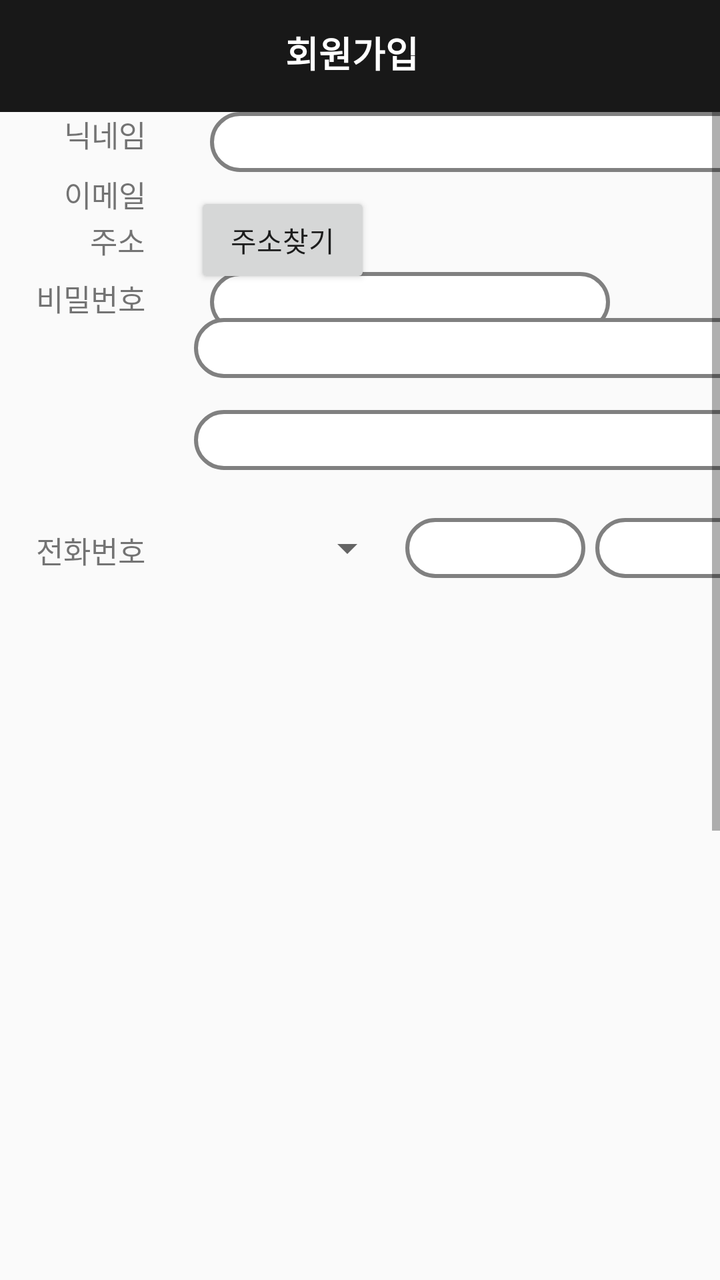
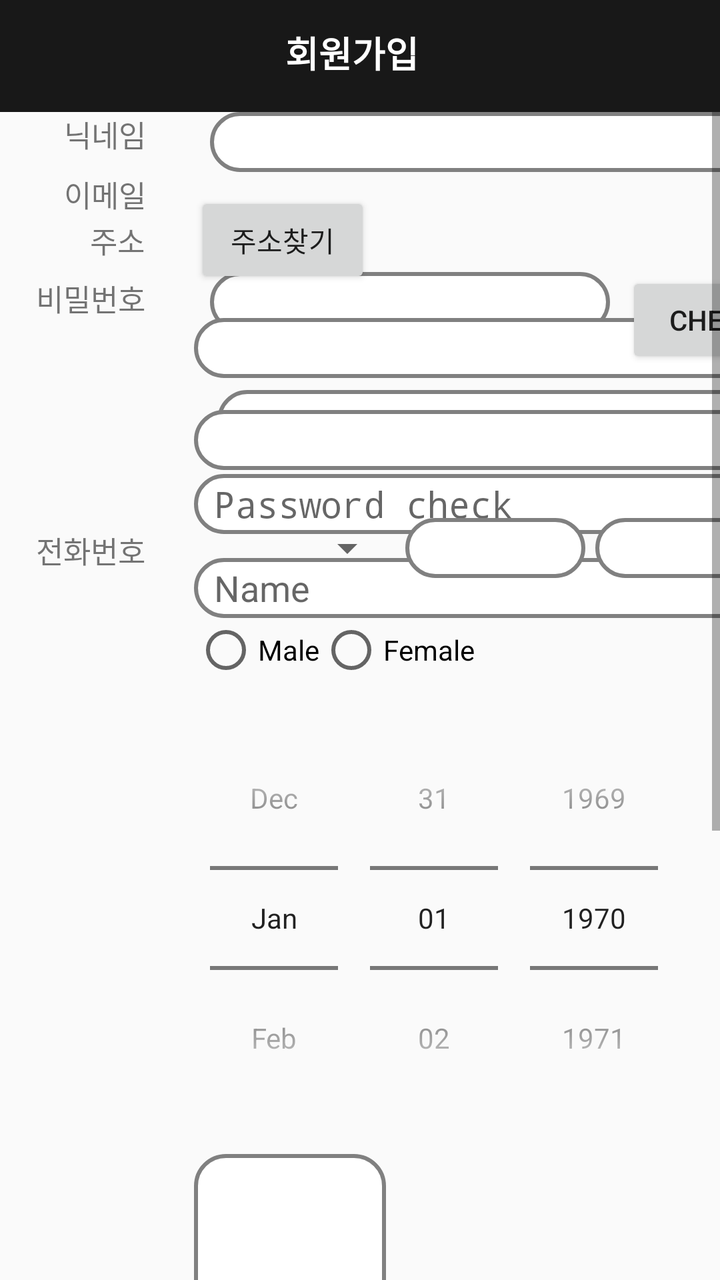

An Android layout rendered at two revisions. The XML below is the earlier revision; the diff shows what the commit changed to produce the second picture.
<!-- AndroidManifest.xml: activity theme AppTheme.NoActionBar -->
<!-- res/layout/activity_register.xml -->
<?xml version="1.0" encoding="utf-8"?>
<androidx.constraintlayout.widget.ConstraintLayout xmlns:android="http://schemas.android.com/apk/res/android"
    xmlns:app="http://schemas.android.com/apk/res-auto"
    xmlns:tools="http://schemas.android.com/tools"
    android:layout_width="match_parent"
    android:layout_height="match_parent">

    <androidx.appcompat.widget.Toolbar
        android:id="@+id/toolbar2"
        android:layout_width="match_parent"
        android:layout_height="wrap_content"
        android:background="?attr/colorPrimary"
        android:minHeight="?attr/actionBarSize"
        android:theme="?attr/actionBarTheme"
        app:layout_constraintTop_toTopOf="parent" />

    <TextView
        android:id="@+id/textView22"
        android:layout_width="75dp"
        android:layout_height="wrap_content"
        android:layout_marginTop="13dp"
        android:foregroundGravity="center"
        android:text="회원가입"
        android:textColor="#FFFFFF"
        android:textSize="18sp"
        android:textStyle="bold"
        app:layout_constraintEnd_toEndOf="@+id/toolbar2"
        app:layout_constraintStart_toStartOf="parent"
        app:layout_constraintTop_toTopOf="parent" />

    <ScrollView
        android:id="@+id/scrollView3"
        android:layout_width="match_parent"
        android:layout_height="wrap_content"
        app:layout_constraintStart_toStartOf="parent"
        app:layout_constraintTop_toBottomOf="@id/toolbar2">

        <LinearLayout
            android:layout_width="match_parent"
            android:layout_height="wrap_content"
            android:orientation="vertical">

            <androidx.constraintlayout.widget.ConstraintLayout
                android:layout_width="match_parent"
                android:layout_height="1100dp">

                <TextView
                    android:id="@+id/textView21"
                    android:layout_width="wrap_content"
                    android:layout_height="wrap_content"
                    android:layout_marginStart="32dp"
                    android:layout_marginTop="30dp"
                    android:text="이메일"
                    android:textSize="15sp"
                    app:layout_constraintStart_toStartOf="parent"
                    app:layout_constraintTop_toTopOf="parent" />


                <EditText
                    android:id="@+id/editText2"
                    android:layout_width="200dp"
                    android:layout_height="30dp"
                    android:layout_marginStart="32dp"
                    android:layout_marginTop="80dp"
                    android:background="@drawable/rec_button"
                    android:ems="10"
                    android:inputType="textPersonName"
                    android:paddingLeft="10dp"
                    app:layout_constraintStart_toEndOf="@+id/textView21"
                    app:layout_constraintTop_toTopOf="parent" />

                <TextView
                    android:id="@+id/textView24"
                    android:layout_width="wrap_content"
                    android:layout_height="wrap_content"
                    android:layout_marginStart="18dp"
                    android:layout_marginTop="30dp"
                    android:text="비밀번호"
                    android:textSize="15sp"
                    app:layout_constraintStart_toStartOf="parent"
                    app:layout_constraintTop_toBottomOf="@+id/textView21" />


                <EditText
                    android:id="@+id/editText3"
                    android:layout_width="295dp"
                    android:layout_height="30dp"
                    android:layout_marginStart="36dp"
                    android:layout_marginTop="11dp"
                    android:background="@drawable/rec_button"
                    android:ems="10"
                    android:inputType="textPassword"
                    android:paddingLeft="10dp"
                    app:layout_constraintStart_toEndOf="@+id/textView24"
                    app:layout_constraintTop_toBottomOf="@+id/button2" />

                <TextView
                    android:id="@+id/textView28"
                    android:layout_width="wrap_content"
                    android:layout_height="wrap_content"
                    android:layout_marginStart="32dp"
                    android:text="닉네임"
                    android:textSize="15sp"
                    app:layout_constraintStart_toStartOf="parent"
                    tools:layout_editor_absoluteY="236dp" />

                <EditText
                    android:id="@+id/editText9"
                    android:layout_width="295dp"
                    android:layout_height="30dp"
                    android:layout_marginStart="32dp"
                    android:background="@drawable/rec_button"
                    android:ems="10"
                    android:inputType="textPersonName"
                    android:paddingLeft="10dp"
                    app:layout_constraintStart_toEndOf="@+id/textView28"
                    tools:layout_editor_absoluteY="234dp" />

                <TextView
                    android:id="@+id/textView29"
                    android:layout_width="wrap_content"
                    android:layout_height="wrap_content"
                    android:layout_marginStart="45dp"
                    android:layout_marginTop="31dp"
                    android:text="주소"
                    android:textSize="15sp"
                    app:layout_constraintStart_toStartOf="parent"
                    app:layout_constraintTop_toBottomOf="@+id/textView28" />

                <Button
                    android:id="@+id/button4"
                    android:layout_width="wrap_content"
                    android:layout_height="wrap_content"
                    android:layout_marginStart="25dp"
                    android:layout_marginTop="10dp"
                    android:text="주소찾기"
                    app:layout_constraintStart_toEndOf="@+id/textView29"
                    app:layout_constraintTop_toBottomOf="@+id/editText9" />

                <EditText
                    android:id="@+id/editText11"
                    android:layout_width="295dp"
                    android:layout_height="30dp"
                    android:layout_marginStart="97dp"
                    android:layout_marginTop="15dp"
                    android:background="@drawable/rec_button"
                    android:ems="10"
                    android:inputType="textPersonName"
                    android:paddingLeft="10dp"
                    android:textSize="10sp"
                    app:layout_constraintStart_toStartOf="parent"
                    app:layout_constraintTop_toBottomOf="@+id/button4" />

                <EditText
                    android:id="@+id/editText12"
                    android:layout_width="295dp"
                    android:layout_height="30dp"
                    android:layout_marginStart="97dp"
                    android:layout_marginTop="16dp"
                    android:background="@drawable/rec_button"
                    android:ems="10"
                    android:inputType="textPersonName"
                    android:paddingLeft="10dp"
                    app:layout_constraintStart_toStartOf="parent"
                    app:layout_constraintTop_toBottomOf="@+id/editText11" />

                <TextView
                    android:id="@+id/textView30"
                    android:layout_width="wrap_content"
                    android:layout_height="wrap_content"
                    android:layout_marginStart="18dp"
                    android:layout_marginTop="133dp"
                    android:text="전화번호"
                    android:textSize="15sp"
                    app:layout_constraintStart_toStartOf="parent"
                    app:layout_constraintTop_toBottomOf="@+id/textView29" />

                <Spinner
                    android:id="@+id/spinner"
                    android:layout_width="100dp"
                    android:layout_height="30dp"
                    android:layout_marginStart="25dp"
                    android:layout_marginTop="24dp"
                    android:paddingLeft="5dp"
                    app:layout_constraintStart_toEndOf="@+id/textView30"
                    app:layout_constraintTop_toBottomOf="@+id/editText12" />

                <EditText
                    android:id="@+id/editText14"
                    android:layout_width="90dp"
                    android:layout_height="30dp"
                    android:layout_marginStart="5dp"
                    android:layout_marginTop="24dp"
                    android:background="@drawable/rec_button"
                    android:ems="10"
                    android:inputType="number"
                    android:paddingLeft="10dp"
                    app:layout_constraintStart_toEndOf="@+id/spinner"
                    app:layout_constraintTop_toBottomOf="@+id/editText12" />

                <EditText
                    android:id="@+id/editText15"
                    android:layout_width="90dp"
                    android:layout_height="30dp"
                    android:layout_marginStart="5dp"
                    android:layout_marginTop="24dp"
                    android:background="@drawable/rec_button"
                    android:ems="10"
                    android:inputType="number"
                    android:paddingLeft="10dp"
                    app:layout_constraintStart_toEndOf="@+id/editText14"
                    app:layout_constraintTop_toBottomOf="@+id/editText12" />

                <Button
                    android:id="@+id/button5"
                    android:layout_width="wrap_content"
                    android:layout_height="wrap_content"
                    android:layout_marginEnd="16dp"
                    android:layout_marginBottom="38dp"
                    android:text="등록"
                    app:layout_constraintBottom_toBottomOf="parent"
                    app:layout_constraintEnd_toEndOf="parent" />

            </androidx.constraintlayout.widget.ConstraintLayout>

            <androidx.constraintlayout.widget.ConstraintLayout
                android:layout_width="match_parent"
                android:layout_height="40dp">

            </androidx.constraintlayout.widget.ConstraintLayout>
        </LinearLayout>
    </ScrollView>


</androidx.constraintlayout.widget.ConstraintLayout>
<!-- resources referenced by this layout -->
<resources>
  <!-- drawable rec_button (drawable) -->
  <?xml version="1.0" encoding="utf-8"?>
  <shape xmlns:android="http://schemas.android.com/apk/res/android"
      android:shape="rectangle" android:padding="10dp">
  
      <stroke android:width="2dp"
          android:color="#808080"/>
  
      <solid android:color="#FFFFFF"/>
      <corners
          android:bottomRightRadius="15dp"
          android:bottomLeftRadius="15dp"
          android:topLeftRadius="15dp"
          android:topRightRadius="15dp"/>
  </shape>
  <style name="AppTheme.NoActionBar">
          <item name="windowActionBar">false</item>
          <item name="windowNoTitle">true</item>
      </style>
</resources>

<!-- the commit's change to res/layout/activity_register.xml (unified diff, before → after) -->
@@ -69,6 +69,15 @@
                     app:layout_constraintStart_toEndOf="@+id/textView21"
                     app:layout_constraintTop_toTopOf="parent" />
 
+                <Button
+                    android:id="@+id/button2"
+                    android:layout_width="wrap_content"
+                    android:layout_height="wrap_content"
+                    android:layout_marginStart="8dp"
+                    android:text="Check"
+                    app:layout_constraintStart_toEndOf="@+id/editText2"
+                    app:layout_constraintTop_toTopOf="@+id/editText2" />
+
                 <TextView
                     android:id="@+id/textView24"
                     android:layout_width="wrap_content"
@@ -93,6 +102,34 @@
                     android:paddingLeft="10dp"
                     app:layout_constraintStart_toEndOf="@+id/textView24"
                     app:layout_constraintTop_toBottomOf="@+id/button2" />
+
+                <EditText
+                    android:id="@+id/editText5"
+                    android:layout_width="295dp"
+                    android:layout_height="30dp"
+                    android:layout_marginStart="97dp"
+                    android:layout_marginTop="12dp"
+                    android:background="@drawable/rec_button"
+                    android:ems="10"
+                    android:hint="Password check"
+                    android:inputType="textPassword"
+                    android:paddingLeft="10dp"
+                    app:layout_constraintStart_toStartOf="parent"
+                    app:layout_constraintTop_toBottomOf="@+id/editText3" />
+
+                <EditText
+                    android:id="@+id/editText8"
+                    android:layout_width="295dp"
+                    android:layout_height="30dp"
+                    android:layout_marginStart="97dp"
+                    android:layout_marginTop="12dp"
+                    android:background="@drawable/rec_button"
+                    android:ems="10"
+                    android:hint="Name"
+                    android:inputType="textPersonName"
+                    android:paddingLeft="10dp"
+                    app:layout_constraintStart_toStartOf="parent"
+                    app:layout_constraintTop_toBottomOf="@+id/editText5" />
 
                 <TextView
                     android:id="@+id/textView28"
@@ -211,6 +248,52 @@
                     app:layout_constraintStart_toEndOf="@+id/editText14"
                     app:layout_constraintTop_toBottomOf="@+id/editText12" />
 
+                <RadioGroup
+                    android:id="@+id/radioGroup"
+                    android:layout_width="wrap_content"
+                    android:layout_height="wrap_content"
+                    android:layout_marginStart="97dp"
+                    android:layout_marginTop="20dp"
+                    android:orientation="horizontal"
+                    app:layout_constraintStart_toStartOf="parent"
+                    app:layout_constraintTop_toBottomOf="@+id/editText15">
+
+                    <RadioButton
+                        android:id="@+id/radioMale"
+                        android:layout_width="wrap_content"
+                        android:layout_height="wrap_content"
+                        android:text="Male" />
+
+                    <RadioButton
+                        android:id="@+id/radioFemale"
+                        android:layout_width="wrap_content"
+                        android:layout_height="wrap_content"
+                        android:text="Female" />
+                </RadioGroup>
+
+                <DatePicker
+                    android:id="@+id/datePicker"
+                    android:layout_width="wrap_content"
+                    android:layout_height="wrap_content"
+                    android:layout_marginStart="97dp"
+                    android:layout_marginTop="12dp"
+                    android:calendarViewShown="false"
+                    android:datePickerMode="spinner"
+                    app:layout_constraintStart_toStartOf="parent"
+                    app:layout_constraintTop_toBottomOf="@+id/radioGroup" />
+
+                <ImageView
+                    android:id="@+id/imageView8"
+                    android:layout_width="96dp"
+                    android:layout_height="96dp"
+                    android:layout_marginStart="97dp"
+                    android:layout_marginTop="12dp"
+                    android:background="@drawable/rec_button"
+                    android:contentDescription="@string/app_name"
+                    android:scaleType="centerCrop"
+                    app:layout_constraintStart_toStartOf="parent"
+                    app:layout_constraintTop_toBottomOf="@+id/datePicker" />
+
                 <Button
                     android:id="@+id/button5"
                     android:layout_width="wrap_content"
<!-- resource entries referenced after the edit -->
@@ -15,6 +15,7 @@
           android:topLeftRadius="15dp"
           android:topRightRadius="15dp"/>
   </shape>
+  <string name="app_name">Routain</string>
   <style name="AppTheme.NoActionBar">
           <item name="windowActionBar">false</item>
           <item name="windowNoTitle">true</item>
